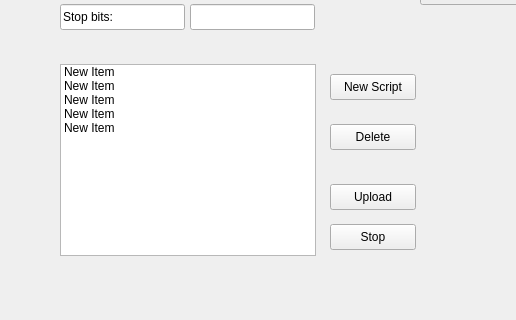
This is Software/Qt/source/mainwindow.ui in Korius668/Robot-ISCARA as Qt 5 draws it before an edit; both pictures show x 0 to 516 and y 136 to 456 of the 1207 by 605 pixel window. The edited form follows.
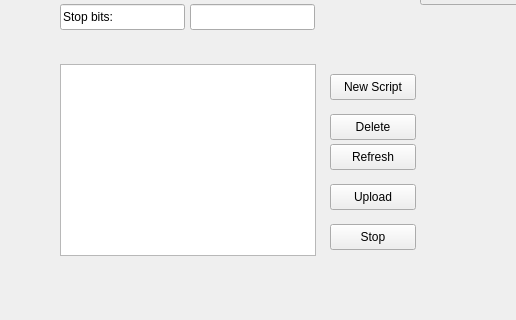
This is the edited form. Icons and pictures are not drawn.

Diff of the .ui file:
```diff
--- a/Software/Qt/source/mainwindow.ui
+++ b/Software/Qt/source/mainwindow.ui
@@ -429,31 +429,6 @@
       <height>192</height>
      </rect>
     </property>
-    <item>
-     <property name="text">
-      <string>New Item</string>
-     </property>
-    </item>
-    <item>
-     <property name="text">
-      <string>New Item</string>
-     </property>
-    </item>
-    <item>
-     <property name="text">
-      <string>New Item</string>
-     </property>
-    </item>
-    <item>
-     <property name="text">
-      <string>New Item</string>
-     </property>
-    </item>
-    <item>
-     <property name="text">
-      <string>New Item</string>
-     </property>
-    </item>
    </widget>
    <widget class="QPushButton" name="pushButton_5">
     <property name="geometry">
@@ -472,7 +447,7 @@
     <property name="geometry">
      <rect>
       <x>330</x>
-      <y>260</y>
+      <y>250</y>
       <width>86</width>
       <height>26</height>
      </rect>
@@ -507,6 +482,19 @@
      <string>Stop</string>
     </property>
    </widget>
+   <widget class="QPushButton" name="pushButton_9">
+    <property name="geometry">
+     <rect>
+      <x>330</x>
+      <y>280</y>
+      <width>86</width>
+      <height>26</height>
+     </rect>
+    </property>
+    <property name="text">
+     <string>Refresh</string>
+    </property>
+   </widget>
   </widget>
   <widget class="QStatusBar" name="statusbar"/>
  </widget>
```
